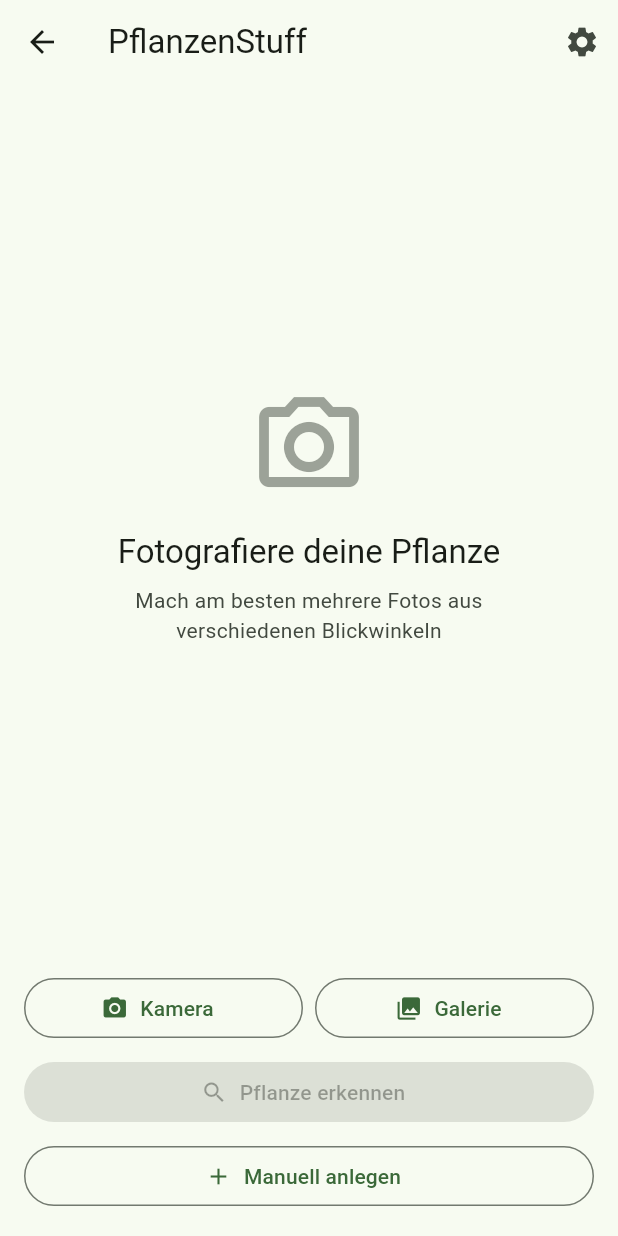
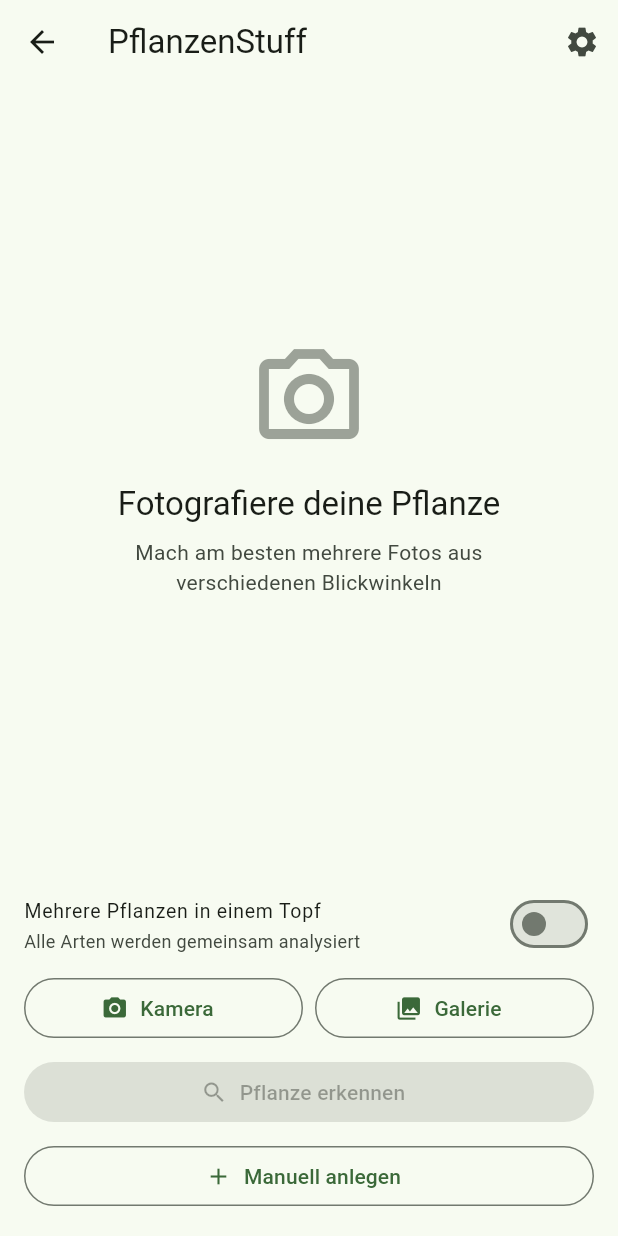
Before and after one commit to marcusthierfelder/PflanzenZeug, a Flutter app: the HomeScreen screen opened directly, on a phone screen of 412 x 824 dp. Run offline on Flutter 3.47's test engine with Material 3 defaults, Android fonts, the phone set to English and light mode, and no system bars; our stand-ins replace flutter_local_notifications, flutter_riverpod, flutter_secure_storage, hive_ce_flutter, image_picker, shared_preferences and 1 more; missing offline and left inert: mobile_scanner; accounts and stored records are empty.

Commit message:
Rebranding zu Pflanzenwart Pro, Mischtopf-Feature, iCloud-Setup
- App umbenannt: PflanzenZeug → Pflanzenwart Pro (Display-Name) / Pflanzenwart (Xcode-Target, Bundle, Dart-Package)
- Bundle-ID: de.marcusthierfelder.pflanzenZeug → de.marcusthierfelder.pflanzenwart (iOS + Android)
- iCloud-Container: iCloud.de.marcusthierfelder.pflanzenwart, Entitlements korrekt befüllt, kvstore-Eintrag entfernt
- Mischtopf-Feature: isMixedPot-Flag auf Plant, Toggle in Home/Edit, getrennte Identifikations- und Diagnose-Prompts für Mischtöpfe; status_wizard reicht Flag durch
- iOS-Target Runner → Pflanzenwart (pbxproj, Podfile, Pods regeneriert, xcconfig-Includes)
- Backup-Storage-Key: pflanzen_zeug_backup → pflanzenwart_backup (Keychain-Daten alter Bundle-ID werden nicht migriert)

Co-Authored-By: Claude Opus 4.7 (1M context) <noreply@anthropic.com>

```diff
--- a/lib/main.dart
+++ b/lib/main.dart
@@ -13,18 +13,18 @@ void main() async {
   await NotificationService.instance.init();
   await NotificationService.instance.requestPermissions();
   await NotificationService.instance.scheduleAllCareReminders();
-  runApp(const ProviderScope(child: PflanzenZeugApp()));
+  runApp(const ProviderScope(child: PflanzenwartApp()));
 }
 
-class PflanzenZeugApp extends ConsumerWidget {
-  const PflanzenZeugApp({super.key});
+class PflanzenwartApp extends ConsumerWidget {
+  const PflanzenwartApp({super.key});
 
   @override
   Widget build(BuildContext context, WidgetRef ref) {
     final apiKey = ref.watch(apiKeyProvider);
 
     return MaterialApp(
-      title: 'PflanzenZeug',
+      title: 'Pflanzenwart Pro',
       debugShowCheckedModeBanner: false,
       theme: ThemeData(
         colorSchemeSeed: Colors.green,
--- a/lib/models/plant.dart
+++ b/lib/models/plant.dart
@@ -5,6 +5,7 @@ class Plant {
   String? scientificName;
   String location;
   String potInfo;
+  bool isMixedPot;
   String? coverPhotoId;
   String? identificationResult;
   String? diagnosisResult;
@@ -19,6 +20,7 @@ class Plant {
     this.scientificName,
     this.location = '',
     this.potInfo = '',
+    this.isMixedPot = false,
     this.coverPhotoId,
     this.identificationResult,
     this.diagnosisResult,
@@ -34,6 +36,7 @@ class Plant {
         'scientificName': scientificName,
         'location': location,
         'potInfo': potInfo,
+        'isMixedPot': isMixedPot,
         'coverPhotoId': coverPhotoId,
         'identificationResult': identificationResult,
         'diagnosisResult': diagnosisResult,
@@ -49,6 +52,7 @@ class Plant {
         scientificName: json['scientificName'] as String?,
         location: json['location'] as String? ?? '',
         potInfo: json['potInfo'] as String? ?? '',
+        isMixedPot: json['isMixedPot'] as bool? ?? false,
         coverPhotoId: json['coverPhotoId'] as String?,
         identificationResult: json['identificationResult'] as String?,
         diagnosisResult: json['diagnosisResult'] as String?,
--- a/lib/screens/api_key_wizard_screen.dart
+++ b/lib/screens/api_key_wizard_screen.dart
@@ -43,7 +43,7 @@ class _ApiKeyWizardScreenState extends ConsumerState<ApiKeyWizardScreen> {
               ),
               const SizedBox(height: 16),
               Text(
-                'PflanzenZeug',
+                'Pflanzenwart Pro',
                 style: theme.textTheme.headlineLarge?.copyWith(
                   fontWeight: FontWeight.bold,
                 ),
--- a/lib/screens/diagnosis_screen.dart
+++ b/lib/screens/diagnosis_screen.dart
@@ -51,6 +51,7 @@ class _DiagnosisScreenState extends ConsumerState<DiagnosisScreen> {
       // Kontext aus DB laden falls Pflanze verknüpft
       String? location;
       String? potInfo;
+      bool isMixedPot = false;
       String? previousDiagnosis;
       List<File>? historicalImages;
 
@@ -59,6 +60,7 @@ class _DiagnosisScreenState extends ConsumerState<DiagnosisScreen> {
         if (plant != null) {
           location = plant.location;
           potInfo = plant.potInfo;
+          isMixedPot = plant.isMixedPot;
           previousDiagnosis = plant.diagnosisResult;
         }
         final photos = DatabaseService.instance
@@ -79,6 +81,7 @@ class _DiagnosisScreenState extends ConsumerState<DiagnosisScreen> {
         plantName: widget.plantName,
         location: location,
         potInfo: potInfo,
+        isMixedPot: isMixedPot,
         previousDiagnosis: previousDiagnosis,
         historicalImages: historicalImages,
         availableFertilizers: fertilizers.isNotEmpty ? fertilizers : null,
--- a/lib/screens/home_screen.dart
+++ b/lib/screens/home_screen.dart
@@ -20,6 +20,7 @@ class HomeScreen extends ConsumerStatefulWidget {
 class _HomeScreenState extends ConsumerState<HomeScreen> {
   final _images = <File>[];
   final _picker = ImagePicker();
+  bool _isMixedPot = false;
 
   Future<void> _takePhoto() async {
     final photo = await _picker.pickImage(
@@ -57,7 +58,10 @@ class _HomeScreenState extends ConsumerState<HomeScreen> {
     }
     Navigator.of(context).push(
       MaterialPageRoute(
-        builder: (_) => IdentificationScreen(images: List.of(_images)),
+        builder: (_) => IdentificationScreen(
+          images: List.of(_images),
+          isMixedPot: _isMixedPot,
+        ),
       ),
     );
   }
@@ -101,6 +105,7 @@ class _HomeScreenState extends ConsumerState<HomeScreen> {
     final plant = Plant(
       id: plantId,
       nickname: name,
+      isMixedPot: _isMixedPot,
       createdAt: now,
       updatedAt: now,
     );
@@ -240,6 +245,17 @@ class _HomeScreenState extends ConsumerState<HomeScreen> {
                   textAlign: TextAlign.center,
                 ),
               ),
+            SwitchListTile(
+              dense: true,
+              contentPadding: EdgeInsets.zero,
+              title: const Text('Mehrere Pflanzen in einem Topf'),
+              subtitle: const Text(
+                'Alle Arten werden gemeinsam analysiert',
+                style: TextStyle(fontSize: 12),
+              ),
+              value: _isMixedPot,
+              onChanged: (v) => setState(() => _isMixedPot = v),
+            ),
             Row(
               children: [
                 Expanded(
--- a/lib/screens/status_wizard_screen.dart
+++ b/lib/screens/status_wizard_screen.dart
@@ -105,6 +105,7 @@ class _StatusWizardScreenState extends ConsumerState<StatusWizardScreen> {
         plantName: plant.speciesName ?? plant.nickname,
         location: plant.location,
         potInfo: plant.potInfo,
+        isMixedPot: plant.isMixedPot,
         previousDiagnosis: plant.diagnosisResult,
         historicalImages: historicalImages.isNotEmpty ? historicalImages : null,
         availableFertilizers: fertilizers.isNotEmpty ? fertilizers : null,
--- a/lib/services/icloud_service.dart
+++ b/lib/services/icloud_service.dart
@@ -8,7 +8,7 @@ class ICloudService {
   static final instance = ICloudService._();
 
   static const _channel =
-      MethodChannel('de.marcusthierfelder.pflanzenZeug/icloud');
+      MethodChannel('de.marcusthierfelder.pflanzenwart/icloud');
 
   String? _containerPath;
 
--- a/lib/services/keychain_backup_service.dart
+++ b/lib/services/keychain_backup_service.dart
@@ -15,7 +15,7 @@ class KeychainBackupService {
   KeychainBackupService._();
   static final instance = KeychainBackupService._();
 
-  static const _metadataKey = 'pflanzen_zeug_backup';
+  static const _metadataKey = 'pflanzenwart_backup';
 
   static const _storage = FlutterSecureStorage(
     iOptions: IOSOptions(accessibility: KeychainAccessibility.first_unlock),
--- a/pubspec.yaml
+++ b/pubspec.yaml
@@ -1,4 +1,4 @@
-name: pflanzen_zeug
+name: pflanzenwart
 description: "Pflanzen erkennen, Krankheiten diagnostizieren, Pflegetipps erhalten"
 publish_to: 'none'
 version: 1.0.0+1
```
Also changed, not shown: lib/screens/identification_screen.dart (+12 -3 lines), lib/screens/plant_detail_screen.dart (+24 -2 lines), lib/services/claude_service.dart (+24 -9 lines), 26 other files.
